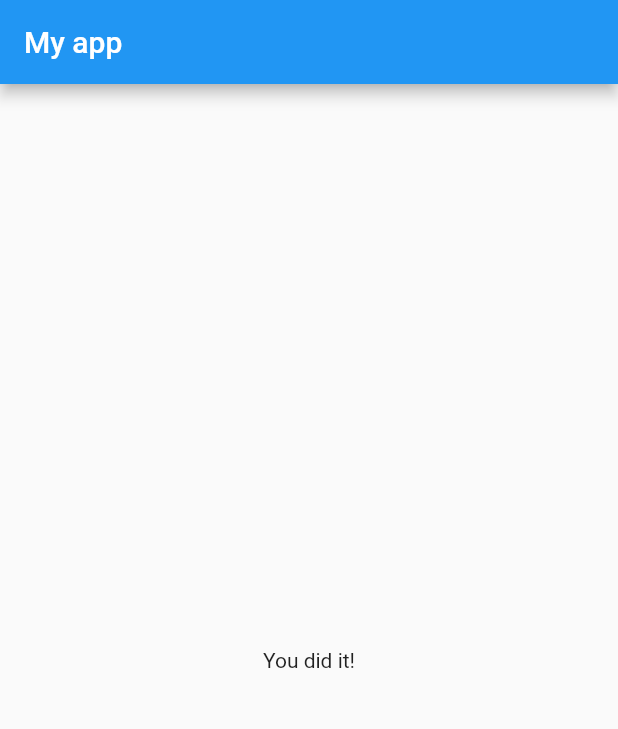
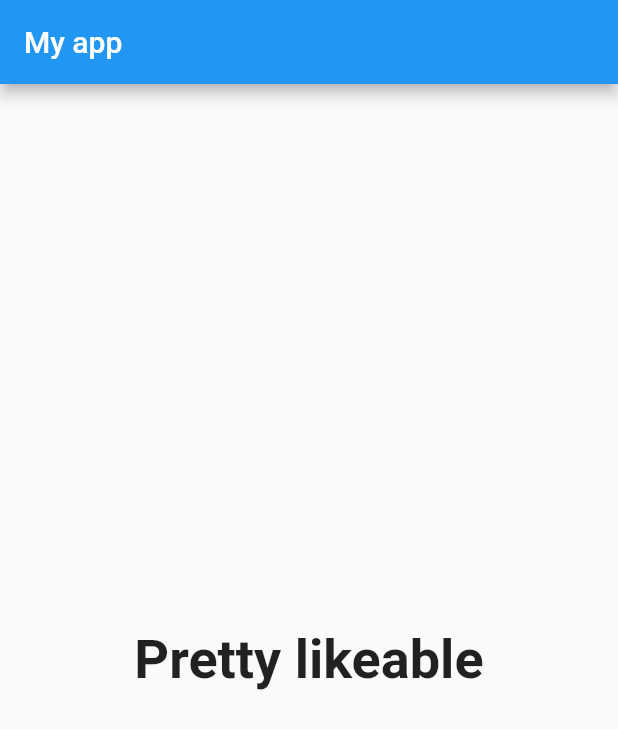
Before and after one commit to leandrouti/flutter-tutorial-start, a Flutter app: the screen it shows after launch, after a tap on "Black", after a tap on "Snake", on a phone screen of 412 x 824 dp. Shown: the top 729 px of the screen. Run offline on Flutter 3.47's test engine with Material 2 defaults, Android fonts, the phone set to English and light mode, and no system bars.

Commit message:
[add] answers scores and result

```diff
--- a/lib/main.dart
+++ b/lib/main.dart
@@ -13,18 +13,32 @@ class MyApp extends StatefulWidget {
 
 class _MyAppState extends State<MyApp> {
   var _questionIndex = 0;
+  var _totalScore = 0;
+
   final _questions = const [
     {
       'questionText': 'What\'s your favorite color?',
-      'answers': ['Black', 'Red', 'Green', 'White'],
+      'answers': [
+        {'text': 'Black', 'score': 1},
+        {'text': 'Red', 'score': 2},
+        {'text': 'Green', 'score': 3},
+        {'text': 'White', 'score': 4}
+      ],
     },
     {
       'questionText': 'What\'s your favorite animal?',
-      'answers': ['Rabbit', 'Snake', 'Elephant', 'Lion'],
+      'answers': [
+        {'text': 'Rabbit', 'score': 1},
+        {'text': 'Snake', 'score': 2},
+        {'text': 'Elephant', 'score': 3},
+        {'text': 'Lion', 'score': 4}
+      ],
     },
   ];
 
-  void _buttonPressed() {
+  void _buttonPressed(int score) {
+    this._totalScore += score;
+    print(this._totalScore);
     print('button presseed');
 
     setState(() {
@@ -45,7 +59,7 @@ class _MyAppState extends State<MyApp> {
                 questionIndex: this._questionIndex,
                 questions: this._questions,
               )
-            : Result('You did it!'),
+            : Result(this._totalScore),
       ),
     );
   }
--- a/lib/quiz.dart
+++ b/lib/quiz.dart
@@ -4,7 +4,7 @@ import './answer.dart';
 
 class Quiz extends StatelessWidget {
   final List<Map<String, Object>> questions;
-  final VoidCallback answerQuestion;
+  final Function answerQuestion;
   final int questionIndex;
 
   Quiz({
@@ -18,9 +18,11 @@ class Quiz extends StatelessWidget {
     return Column(
       children: [
         Question(questions[this.questionIndex]['questionText'] as String),
-        ...(questions[this.questionIndex]['answers'] as List<String>)
+        ...(questions[this.questionIndex]['answers']
+                as List<Map<String, Object>>)
             .map((answer) {
-          return Answer(this.answerQuestion, answer);
+          return Answer(() => this.answerQuestion(answer['score']),
+              answer['text'] as String);
         }).toList()
       ],
     );
--- a/lib/result.dart
+++ b/lib/result.dart
@@ -1,14 +1,36 @@
 import 'package:flutter/material.dart';
 
 class Result extends StatelessWidget {
-  final String resultText;
+  final int resultScore;
 
-  Result(this.resultText);
+  Result(this.resultScore);
+
+  String get resultPhrase {
+    var resultText = 'You did it!';
+
+    if (resultScore <= 2) {
+      resultText = 'You area awsome and innocent';
+    } else if (resultScore <= 3) {
+      resultText = 'Pretty likeable';
+    } else if (resultScore <= 4) {
+      resultText = 'You are ... strange?!';
+    } else {
+      resultText = 'You are so bad';
+    }
+
+    return resultText;
+  }
 
   @override
   Widget build(BuildContext context) {
     return Center(
-      child: Text(this.resultText),
+      child: Text(
+        this.resultPhrase,
+        style: TextStyle(
+          fontSize: 36,
+          fontWeight: FontWeight.bold,
+        ),
+      ),
     );
   }
 }
```
